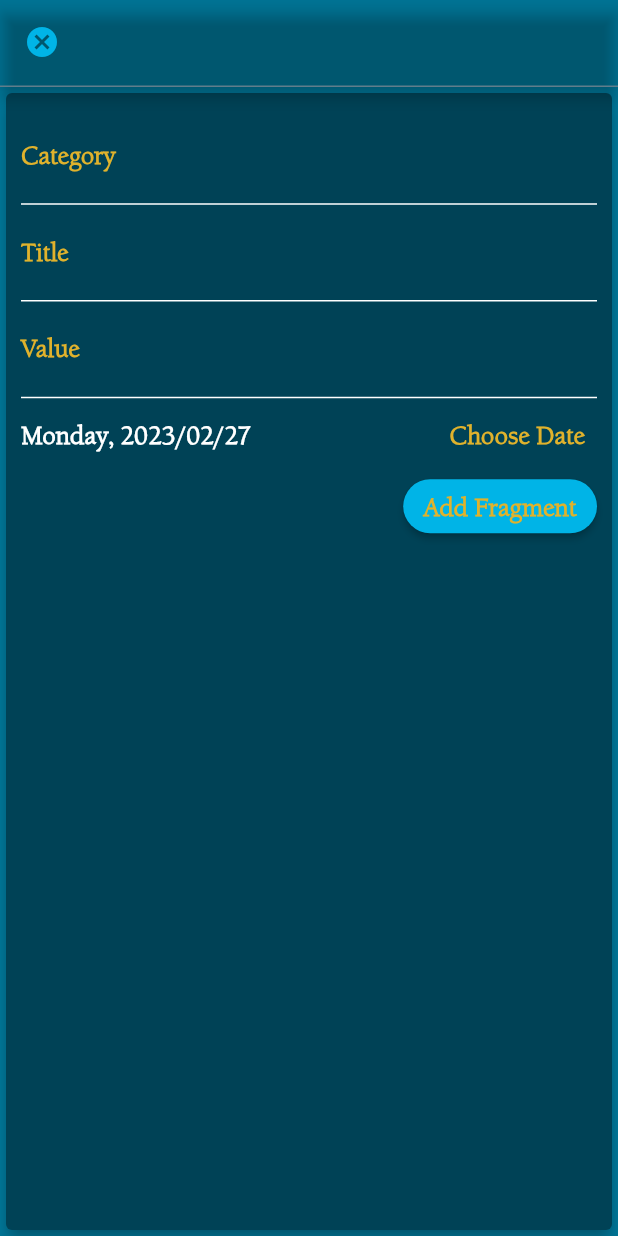
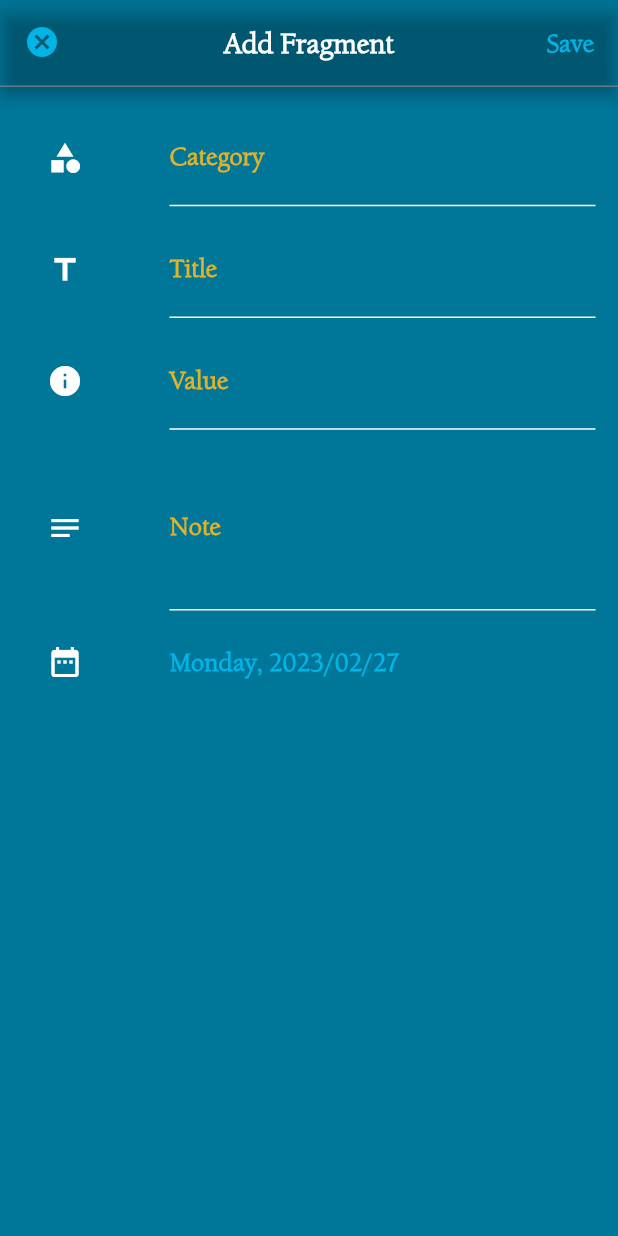
Before and after one commit to loidinhm31/dart-mypensieve-flutter, a Flutter app: the screen it shows after launch, item 2 of the bottom bar chosen, on a phone screen of 412 x 824 dp. Run offline on Flutter 3.47's test engine with Material 2 defaults, Android fonts, the phone set to English and light mode, and no system bars; missing offline and left inert: mongo_dart.

Commit message:
Input: use form to get input for both add new and edit

```diff
--- /dev/null
+++ b/lib/controller/controller.dart
@@ -0,0 +1,3 @@
+class CustomController {
+  late void Function() handleController;
+}
--- a/lib/main.dart
+++ b/lib/main.dart
@@ -2,7 +2,7 @@ import 'package:flutter/material.dart';
 import 'package:my_pensieve/providers/fragments.dart';
 import 'package:my_pensieve/screens/fragments_screen.dart';
 import 'package:my_pensieve/screens/fragment_detail_screen.dart';
-import 'package:my_pensieve/screens/fragment_new_screen.dart';
+import 'package:my_pensieve/screens/fragment_edit_screen.dart';
 import 'package:my_pensieve/screens/tabs_screen.dart';
 import 'package:my_pensieve/themes/primary_pallete.dart';
 import 'package:my_pensieve/themes/second_pallete.dart';
@@ -77,8 +77,8 @@ class MyApp extends StatelessWidget {
         initialRoute: '/',
         routes: {
           '/': (ctx) => const TabScreenWidget(),
-          NewFragmentScreenWidget.routeName: (ctx) =>
-              const NewFragmentScreenWidget(),
+          EditFragmentScreenWidget.routeName: (ctx) =>
+              EditFragmentScreenWidget(),
           FragmentListScreenWidget.routeName: (ctx) =>
               const FragmentListScreenWidget(),
           DetailFragmentScreenWidget.routeName: (ctx) =>
--- a/lib/models/fragment.dart
+++ b/lib/models/fragment.dart
@@ -1,10 +1,10 @@
 class Fragment {
-  final String? id;
-  final String category;
-  final String title;
-  final String value;
-  final String? note;
-  final DateTime? date;
+  String? id;
+  String category;
+  String title;
+  String value;
+  String? note;
+  DateTime? date;
 
   Fragment({
     this.id,
--- /dev/null
+++ b/lib/screens/fragment_edit_screen.dart
@@ -0,0 +1,61 @@
+import 'package:flutter/material.dart';
+import 'package:my_pensieve/controller/controller.dart';
+import 'package:my_pensieve/widgets/fragment_edit.dart';
+
+class EditFragmentScreenWidget extends StatelessWidget {
+  EditFragmentScreenWidget({super.key});
+
+  static const routeName = '/fragment-new';
+
+  final CustomController customController = CustomController();
+
+  void _handleCancelButton(BuildContext context) {
+    final routeArg = ModalRoute.of(context)?.settings.arguments;
+    if (routeArg != null) {
+      Navigator.of(context).pop();
+    } else {
+      Navigator.of(context).pushReplacementNamed('/');
+    }
+  }
+
+  void _handleSaveFragment() {
+    customController.handleController();
+  }
+
+  @override
+  Widget build(BuildContext context) {
+    final routeArg = ModalRoute.of(context)?.settings.arguments;
+    final fragmentId = routeArg != null ? routeArg as String : '';
+
+    return Scaffold(
+      appBar: AppBar(
+        backgroundColor: Colors.transparent,
+        leading: TextButton(
+          onPressed: () => _handleCancelButton(context),
+          child: const Icon(
+            Icons.cancel,
+          ),
+        ),
+        title: Text(fragmentId.isEmpty ? 'Add Fragment' : 'Edit Fragment'),
+        centerTitle: true,
+        actions: [
+          TextButton(
+            onPressed: () => _handleSaveFragment(),
+            child: const Text('Save'),
+          ),
+        ],
+        bottom: PreferredSize(
+          preferredSize: const Size.fromHeight(2.0),
+          child: Container(
+            color: Colors.blueGrey,
+            height: 1.0,
+          ),
+        ),
+      ),
+      body: EditFragmentWidget(
+        fragmentId: fragmentId,
+        customController: customController,
+      ),
+    );
+  }
+}
--- a/lib/screens/fragment_new_screen.dart
+++ /dev/null
@@ -1,35 +0,0 @@
-import 'package:flutter/material.dart';
-import 'package:my_pensieve/widgets/fragment_new.dart';
-
-class NewFragmentScreenWidget extends StatelessWidget {
-  const NewFragmentScreenWidget({super.key});
-
-  static const routeName = '/fragment-new';
-
-  void _handleCancelButton(BuildContext context) {
-    Navigator.of(context).pushReplacementNamed('/');
-  }
-
-  @override
-  Widget build(BuildContext context) {
-    return Scaffold(
-      appBar: AppBar(
-        backgroundColor: Colors.transparent,
-        leading: TextButton(
-          onPressed: () => _handleCancelButton(context),
-          child: const Icon(
-            Icons.cancel,
-          ),
-        ),
-        bottom: PreferredSize(
-          preferredSize: const Size.fromHeight(2.0),
-          child: Container(
-            color: Colors.blueGrey,
-            height: 1.0,
-          ),
-        ),
-      ),
-      body: NewFragmentWidget(addFragment: () {}),
-    );
-  }
-}
--- a/lib/screens/tabs_screen.dart
+++ b/lib/screens/tabs_screen.dart
@@ -1,6 +1,6 @@
 import 'package:flutter/material.dart';
 import 'package:my_pensieve/screens/fragments_screen.dart';
-import 'package:my_pensieve/screens/fragment_new_screen.dart';
+import 'package:my_pensieve/screens/fragment_edit_screen.dart';
 
 class TabScreenWidget extends StatefulWidget {
   const TabScreenWidget({super.key});
@@ -26,7 +26,7 @@ class _TabScreenWidgetState extends State<TabScreenWidget>
 
     _pages = [
       const FragmentListScreenWidget(),
-      const NewFragmentScreenWidget(),
+      EditFragmentScreenWidget(),
       Container(), // TODO
     ];
   }
--- a/lib/widgets/fragment_detail.dart
+++ b/lib/widgets/fragment_detail.dart
@@ -33,8 +33,6 @@ class ViewFragmentWidget extends StatelessWidget {
 
     final loadedFragment =
         Provider.of<Fragments>(context, listen: false).findById(fragmentId);
-
-    // final loadedFragment = context.watch<Fragments>().findById(fragmentId);
 
     return Container(
       height: mediaQuery.size.height * 0.6,
--- /dev/null
+++ b/lib/widgets/fragment_edit.dart
@@ -0,0 +1,274 @@
+import 'package:flutter/material.dart';
+import 'package:intl/intl.dart';
+import 'package:my_pensieve/controller/controller.dart';
+import 'package:my_pensieve/models/fragment.dart';
+import 'package:my_pensieve/providers/fragments.dart';
+import 'package:provider/provider.dart';
+
+class EditFragmentWidget extends StatefulWidget {
+  const EditFragmentWidget({
+    super.key,
+    required this.fragmentId,
+    required this.customController,
+  });
+
+  final String fragmentId;
+
+  final CustomController customController;
+
+  @override
+  State<EditFragmentWidget> createState() => _EditFragmentWidgetState();
+}
+
+class _EditFragmentWidgetState extends State<EditFragmentWidget> {
+  final _fragmentForm = GlobalKey<FormState>();
+
+  var _editedFragment = Fragment(
+    category: '',
+    title: '',
+    value: '',
+    date: DateTime.now(),
+  );
+  bool _isInit = true;
+
+  final _dateController = TextEditingController();
+  DateTime _selectedDate = DateTime.now();
+
+  @override
+  void initState() {
+    widget.customController.handleController = saveForm;
+
+    _dateController.text = DateFormat("EEEE, yyyy/MM/dd").format(_selectedDate);
+    super.initState();
+  }
+
+  @override
+  void didChangeDependencies() {
+    if (_isInit) {
+      if (widget.fragmentId.isNotEmpty) {
+        _editedFragment = Provider.of<Fragments>(context, listen: false)
+            .findById(widget.fragmentId);
+      }
+    }
+    _isInit = false;
+    super.didChangeDependencies();
+  }
+
+  void _presentDatePicker(BuildContext context) {
+    showDatePicker(
+      context: context,
+      initialDate: DateTime.now(),
+      firstDate: DateTime(1990),
+      lastDate: DateTime.now(),
+    ).then((pickedDate) {
+      if (pickedDate == null) {
+        return;
+      }
+
+      setState(() {
+        _selectedDate = pickedDate;
+
+        _dateController.text =
+            DateFormat("EEEE, yyyy/MM/dd").format(_selectedDate);
+      });
+    });
+  }
+
+  Widget _buildFragmentItem(
+      theme, mediaQuery, Icon icon, TextFormField textFormField) {
+    return Container(
+      padding: const EdgeInsets.all(5.0),
+      child: Row(
+        children: <Widget>[
+          Expanded(
+            flex: 1,
+            child: icon,
+          ),
+          SizedBox(
+            width: mediaQuery.size.width * 0.1,
+          ),
+          Expanded(
+            flex: 5,
+            child: textFormField,
+          ),
+        ],
+      ),
+    );
+  }
+
+  void saveForm() {
+    FormState formState = _fragmentForm.currentState as FormState;
+    if (!formState.validate()) {
+      return;
+    }
+    // Save value in the form
+    formState.save();
+
+    // Save the fragment
+    if (_editedFragment.id != null) {
+      Provider.of<Fragments>(context, listen: false)
+          .updateFragment(_editedFragment.id!, _editedFragment);
+      Navigator.of(context).pop();
+    } else {
+      Provider.of<Fragments>(context, listen: false)
+          .addFragment(_editedFragment);
+      Navigator.of(context).pushNamed('/');
+    }
+  }
+
+  @override
+  Widget build(BuildContext context) {
+    final theme = Theme.of(context);
+    final mediaQuery = MediaQuery.of(context);
+
+    return SingleChildScrollView(
+      child: Container(
+        padding: const EdgeInsets.all(10.0),
+        child: Form(
+          key: _fragmentForm,
+          child: Column(
+            children: <Widget>[
+              _buildFragmentItem(
+                theme,
+                mediaQuery,
+                const Icon(
+                  Icons.category,
+                  color: Colors.white,
+                ),
+                TextFormField(
+                  initialValue: _editedFragment.category,
+                  decoration: InputDecoration(
+                    labelText: 'Category',
+                    labelStyle: theme.textTheme.labelLarge,
+                    enabledBorder: const UnderlineInputBorder(
+                      borderSide: BorderSide(color: Colors.white),
+                    ),
+                    errorStyle: const TextStyle(
+                      color: Colors.transparent,
+                      fontSize: 0,
+                    ),
+                  ),
+                  validator: (value) {
+                    if (value!.isEmpty) {
+                      return 'error';
+                    }
+                    return null;
+                  },
+                  onSaved: (newValue) {
+                    _editedFragment.category = newValue!;
+                  },
+                ),
+              ),
+              _buildFragmentItem(
+                theme,
+                mediaQuery,
+                const Icon(
+                  Icons.title,
+                  color: Colors.white,
+                ),
+                TextFormField(
+                  initialValue: _editedFragment.title,
+                  decoration: InputDecoration(
+                    labelText: 'Title',
+                    labelStyle: theme.textTheme.labelLarge,
+                    enabledBorder: const UnderlineInputBorder(
+                      borderSide: BorderSide(color: Colors.white),
+                    ),
+                    errorStyle: const TextStyle(
+                      color: Colors.transparent,
+                      fontSize: 0,
+                    ),
+                  ),
+                  validator: (value) {
+                    if (value!.isEmpty) {
+                      return 'error';
+                    }
+                    return null;
+                  },
+                  onSaved: (newValue) {
+                    _editedFragment.title = newValue!;
+                  },
+                ),
+              ),
+              _buildFragmentItem(
+                theme,
+                mediaQuery,
+                const Icon(
+                  Icons.info,
+                  color: Colors.white,
+                ),
+                TextFormField(
+                  initialValue: _editedFragment.value,
+                  decoration: InputDecoration(
+                    labelText: 'Value',
+                    labelStyle: theme.textTheme.labelLarge,
+                    enabledBorder: const UnderlineInputBorder(
+                      borderSide: BorderSide(color: Colors.white),
+                    ),
+                    errorStyle: const TextStyle(
+                      color: Colors.transparent,
+                      fontSize: 0,
+                    ),
+                  ),
+                  validator: (value) {
+                    if (value!.isEmpty) {
+                      return 'error';
+                    }
+                    return null;
+                  },
+                  onSaved: (newValue) {
+                    _editedFragment.value = newValue!;
+                  },
+                ),
+              ),
+              _buildFragmentItem(
+                theme,
+                mediaQuery,
+                const Icon(
+                  Icons.notes,
+                  color: Colors.white,
+                ),
+                TextFormField(
+                  initialValue: _editedFragment.note,
+                  decoration: InputDecoration(
+                    labelText: 'Note',
+                    labelStyle: theme.textTheme.labelLarge,
+                    enabledBorder: const UnderlineInputBorder(
+                      borderSide: BorderSide(color: Colors.white),
+                    ),
+                  ),
+                  maxLines: 3,
+                ),
+              ),
+              _buildFragmentItem(
+                theme,
+                mediaQuery,
+                const Icon(
+                  Icons.date_range,
+                  color: Colors.white,
+                ),
+                TextFormField(
+                  readOnly: true,
+                  decoration: const InputDecoration(
+                    border: InputBorder.none,
+                  ),
+                  controller: _dateController,
+                  onTap: () {
+                    // Below line stops keyboard from appearing
+                    FocusScope.of(context).requestFocus(FocusNode());
+
+                    // Show datepicker
+                    _presentDatePicker(context);
+                  },
+                  onSaved: (_) {
+                    _editedFragment.date = _selectedDate;
+                  },
+                ),
+              ),
+            ],
+          ),
+        ),
+      ),
+    );
+  }
+}
--- a/lib/widgets/fragment_new.dart
+++ /dev/null
@@ -1,137 +0,0 @@
-import 'package:flutter/material.dart';
-import 'package:intl/intl.dart';
-
-class NewFragmentWidget extends StatefulWidget {
-  final Function addFragment;
-
-  const NewFragmentWidget({
-    super.key,
-    required this.addFragment,
-  });
-
-  @override
-  State<NewFragmentWidget> createState() => _NewFragmentWidgetState();
-}
-
-class _NewFragmentWidgetState extends State<NewFragmentWidget> {
-  final _categoryController = TextEditingController();
-
-  final _titleController = TextEditingController();
-
-  final _valueController = TextEditingController();
-
-  DateTime _selectedDate = DateTime.now();
-
-  void _submitData() {
-    final String enteredCategory = _categoryController.text;
-    final String enteredTitle = _titleController.text;
-    final String enteredValue = _valueController.text;
-
-    if (enteredCategory.isEmpty ||
-        enteredTitle.isEmpty ||
-        enteredValue.isEmpty) {
-      return;
-    }
-    widget.addFragment(
-        enteredCategory, enteredTitle, enteredValue, _selectedDate);
-  }
-
-  void _presentDatePicker(BuildContext context) {
-    showDatePicker(
-      context: context,
-      initialDate: DateTime.now(),
-      firstDate: DateTime(1990),
-      lastDate: DateTime.now(),
-    ).then((pickedDate) {
-      if (pickedDate == null) {
-        return;
-      }
-
-      setState(() {
-        _selectedDate = pickedDate;
-      });
-    });
-  }
-
-  @override
-  Widget build(BuildContext context) {
-    final theme = Theme.of(context);
-
-    return Card(
-      color: theme.colorScheme.background,
-      elevation: 5,
-      child: Container(
-        padding: const EdgeInsets.all(10),
-        child: Column(
-          crossAxisAlignment: CrossAxisAlignment.end,
-          children: <Widget>[
-            TextField(
-              style: const TextStyle(color: Colors.white),
-              decoration: InputDecoration(
-                labelText: 'Category',
-                labelStyle: theme.textTheme.labelLarge,
-                enabledBorder: const UnderlineInputBorder(
-                  borderSide: BorderSide(color: Colors.white),
-                ),
-              ),
-              controller: _categoryController,
-            ),
-            TextField(
-              style: const TextStyle(color: Colors.white),
-              decoration: InputDecoration(
-                labelText: 'Title',
-                labelStyle: theme.textTheme.labelLarge,
-                enabledBorder: const UnderlineInputBorder(
-                  borderSide: BorderSide(color: Colors.white),
-                ),
-              ),
-              controller: _titleController,
-            ),
-            TextField(
-              style: const TextStyle(color: Colors.white),
-              decoration: InputDecoration(
-                labelText: 'Value',
-                labelStyle: theme.textTheme.labelLarge,
-                enabledBorder: const UnderlineInputBorder(
-                  borderSide: BorderSide(color: Colors.white),
-                ),
-              ),
-              controller: _valueController,
-            ),
-            Row(
-              children: <Widget>[
-                Expanded(
-                  child: Text(
-                    DateFormat("EEEE, yyyy/MM/dd").format(_selectedDate),
-                    style: theme.textTheme.displayLarge,
-                  ),
-                ),
-                TextButton(
-                  style: ButtonStyle(
-                    foregroundColor: MaterialStateProperty.all<Color>(
-                        theme.colorScheme.secondary),
-                  ),
-                  child: const Text('Choose Date'),
-                  onPressed: () => _presentDatePicker(context),
-                ),
-              ],
-            ),
-            ElevatedButton(
-              style: ButtonStyle(
-                foregroundColor: MaterialStateProperty.all<Color>(
-                    theme.colorScheme.secondary),
-                shape: MaterialStateProperty.all<OutlinedBorder>(
-                  const StadiumBorder(),
-                ),
-              ),
-              onPressed: _submitData,
-              child: const Text(
-                'Add Fragment',
-              ),
-            ),
-          ],
-        ),
-      ),
-    );
-  }
-}
```
Also changed, not shown: lib/providers/fragments.dart (+9 -0 lines), lib/screens/fragment_detail_screen.dart (+34 -2 lines), lib/widgets/user_fragment.dart (deleted, +0 -42 lines).
